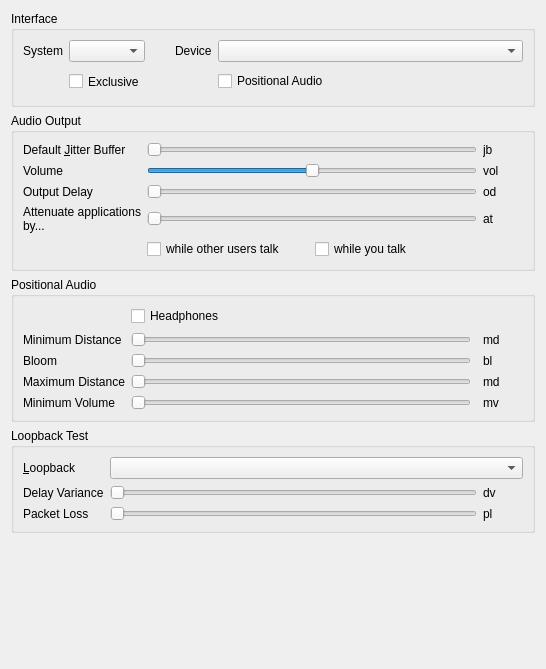
Above: src/mumble/AudioOutput.ui from mumble-voip/mumble before the change. Below: the same form after it.
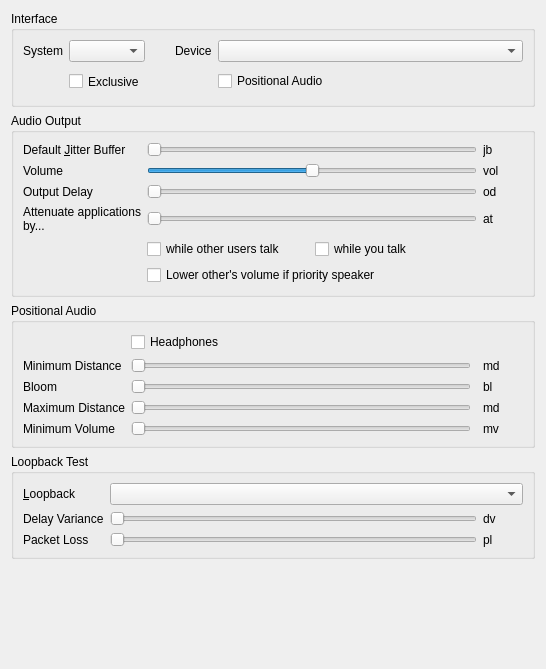
That is the form after the change.

Commit message: Add option to disable volume reduction if speaking as priority speaker.

What changed in the file:
```diff
--- a/src/mumble/AudioOutput.ui
+++ b/src/mumble/AudioOutput.ui
@@ -330,6 +330,13 @@
         </item>
        </layout>
       </item>
+      <item row="6" column="1">
+       <widget class="QCheckBox" name="qcbDecreaseVolumeWhileSpeaking">
+        <property name="text">
+         <string>Lower other's volume if priority speaker</string>
+        </property>
+       </widget>
+      </item>
      </layout>
     </widget>
    </item>
```
The commit also changes 4 other files.
